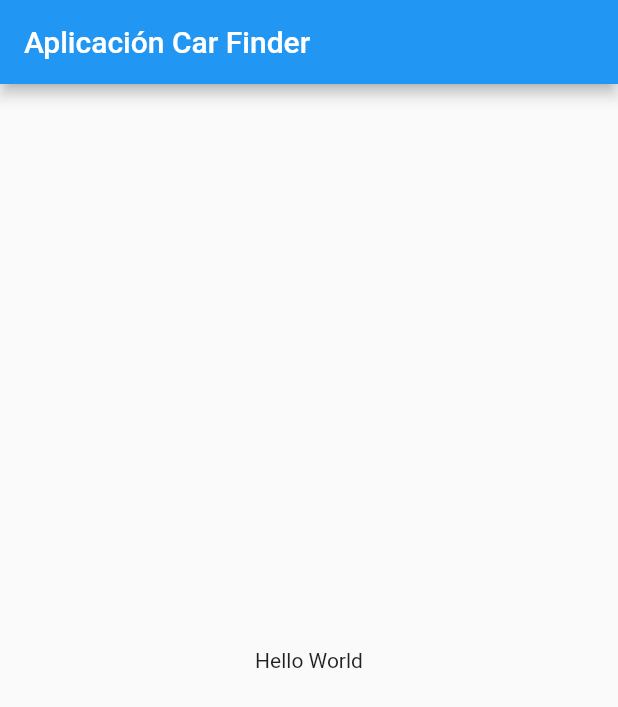
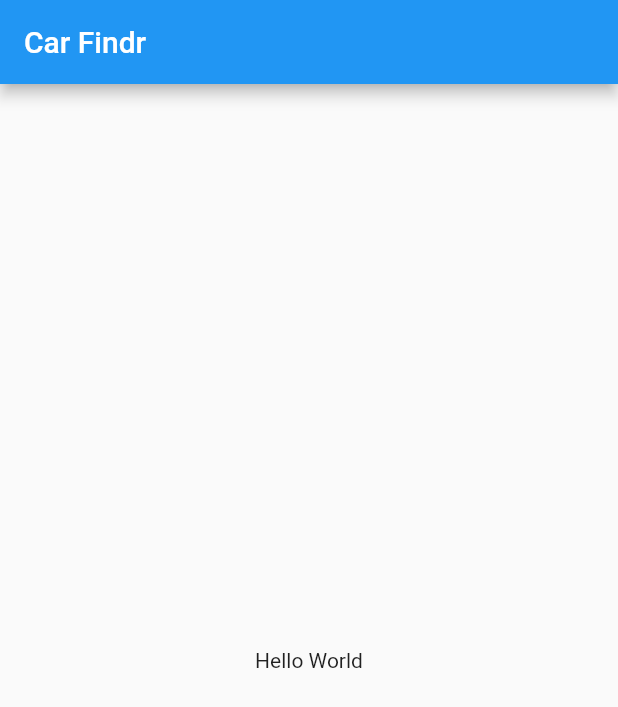
Before and after one commit to TonyVyron/car_finder, a Flutter app: the screen it shows after launch, on a phone screen of 412 x 824 dp. Shown: the top 707 px of the screen. Run offline on Flutter 3.47's test engine with Material 2 defaults, Android fonts, the phone set to English and light mode, and no system bars.

Commit message:
Cambio de titulo

```diff
--- a/lib/main.dart
+++ b/lib/main.dart
@@ -9,7 +9,7 @@ class MyApp extends StatelessWidget {
       title: 'Material App',
       home: Scaffold(
         appBar: AppBar(
-          title: Text('Aplicación Car Finder'),
+          title: Text('Car Findr'),
         ),
         body: Center(
           child: Container(
```
Also changed, not shown: 1 other file.
